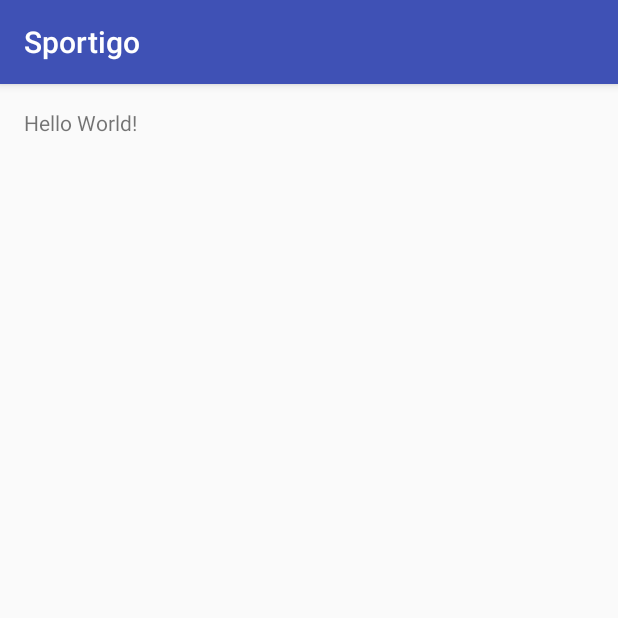
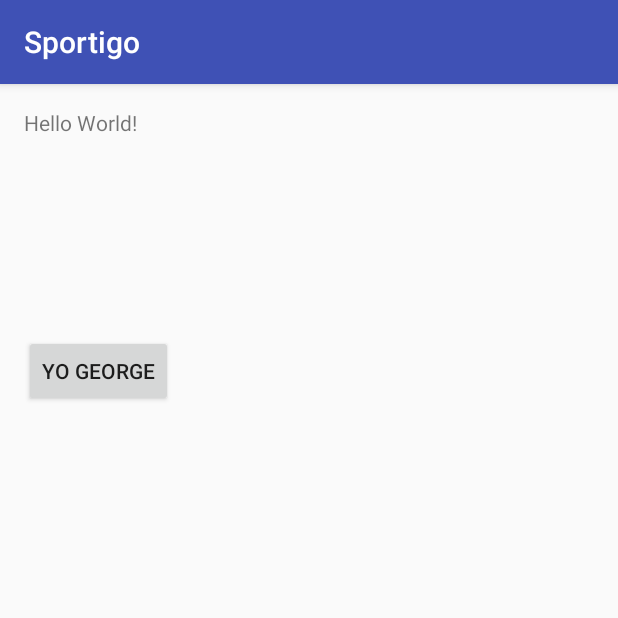
Before and after one commit to tash-had/Sportigo_HTN2016, an Android app: the screen it shows after launch (MainActivity), on a phone screen of 412 x 824 dp, the top half of it. Run offline under Robolectric (Android 15) with nearby library versions, the light colour scheme and no system bars.

Commit message:
test addition

```diff
--- a/app/src/main/res/layout/activity_main.xml
+++ b/app/src/main/res/layout/activity_main.xml
@@ -12,5 +12,15 @@
     <TextView
         android:layout_width="wrap_content"
         android:layout_height="wrap_content"
-        android:text="Hello World!" />
+        android:text="Hello World!"
+        android:id="@+id/textView" />
+
+    <Button
+        android:layout_width="wrap_content"
+        android:layout_height="wrap_content"
+        android:text="Yo George"
+        android:id="@+id/button"
+        android:layout_below="@+id/textView"
+        android:layout_alignParentStart="true"
+        android:layout_marginTop="132dp" />
 </RelativeLayout>
```
